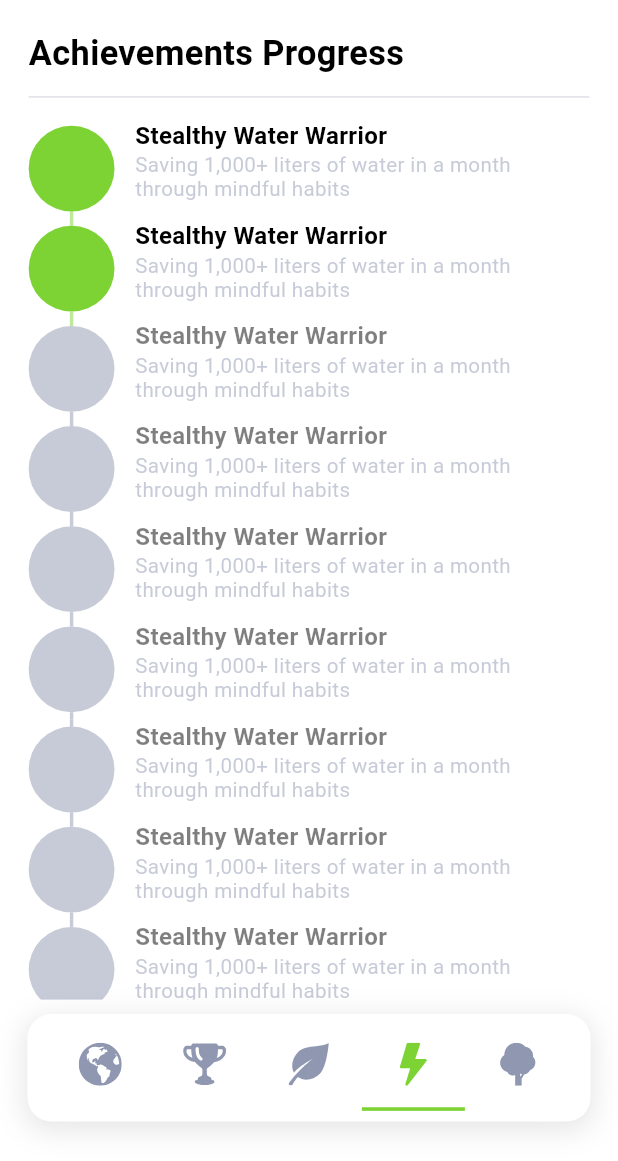
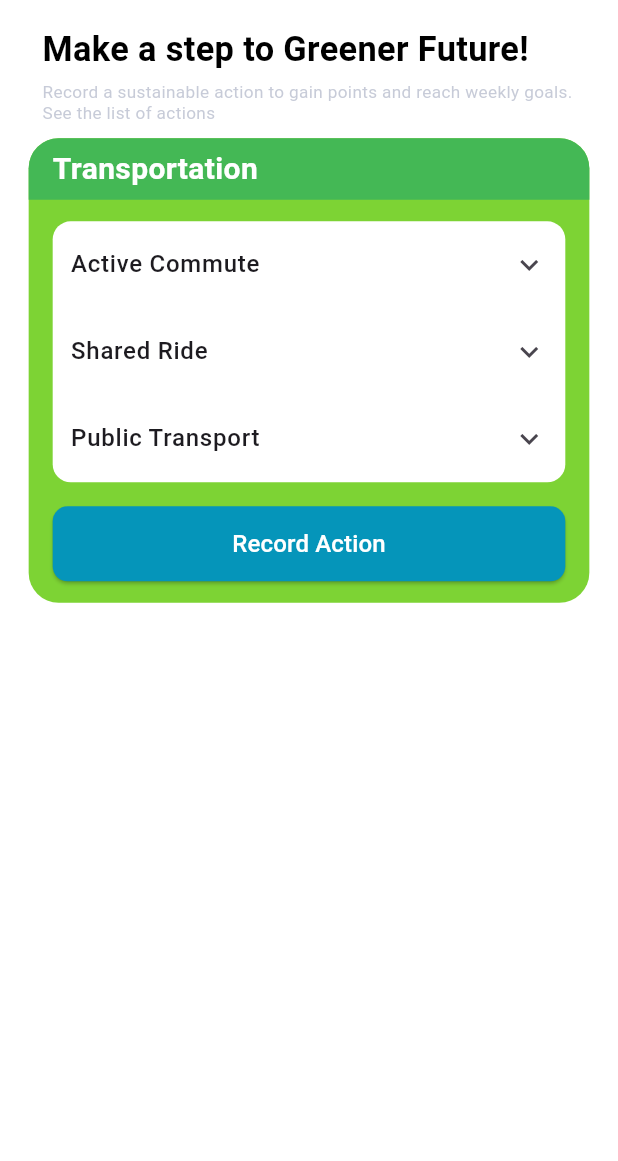
Before and after one commit to Kamal578/CH4NGE_UI, a Flutter app: the screen it shows after launch, on a phone screen of 412 x 824 dp, the part 75-1236 px from its top. Run offline on Flutter 3.47's test engine with Material 3 defaults, Android fonts, the phone set to English and light mode, and no system bars; our stand-ins replace dio, either_dart, email_validator, flutter_bloc, flutter_dotenv, flutter_map and 7 more; missing offline and left inert: flutter_map_heatmap.

Commit message:
Added Add Action Page and basic widgets for it

```diff
--- /dev/null
+++ b/lib/features/layers/presentation/screens/home/view/actions_page.dart
@@ -0,0 +1,337 @@
+import 'package:ch4nge/features/layers/presentation/widgets/custom_appbar.dart';
+import 'package:flutter/material.dart';
+import 'package:flutter_screenutil/flutter_screenutil.dart';
+import 'package:go_router/go_router.dart';
+
+class ActionsPage extends StatelessWidget {
+  const ActionsPage({super.key});
+
+  @override
+  Widget build(BuildContext context) {
+    return SafeArea(
+      child: Scaffold(
+        backgroundColor: Colors.white,
+        appBar: _buildCustomAppbarWidget(context),
+        resizeToAvoidBottomInset: false,
+        body: SingleChildScrollView(
+          padding: EdgeInsets.only(
+            left: 16.h,
+            right: 16.h,
+          ),
+          child: Column(
+            children: [
+              _buildTitleWidget(),
+              SizedBox(height: 8.h),
+              ExpandableActionCard(
+                title: "Transportation",
+                onRecordAction: () {
+                  // Add validation or submission logic here
+                },
+                sections: [
+                  ExpansionSectionData(
+                    title: "Active Commute",
+                    content: Column(
+                      children: [
+                        TextField(
+                            decoration: InputDecoration(labelText: "Distance")),
+                        TextField(
+                            decoration: InputDecoration(labelText: "Duration")),
+                        const SizedBox(height: 8),
+                        Row(
+                          children: [
+                            Expanded(
+                              child: RadioListTile<String>(
+                                title: const Text("On Foot"),
+                                value: "On Foot",
+                                groupValue: "On Foot",
+                                onChanged: (value) {},
+                              ),
+                            ),
+                            Expanded(
+                              child: RadioListTile<String>(
+                                title: const Text("Bicycle"),
+                                value: "Bicycle",
+                                groupValue: "On Foot",
+                                onChanged: (value) {},
+                              ),
+                            ),
+                          ],
+                        ),
+                      ],
+                    ),
+                  ),
+                  ExpansionSectionData(
+                    title: "Shared Ride",
+                    content: const Text("Shared Ride content"),
+                  ),
+                  ExpansionSectionData(
+                    title: "Public Transport",
+                    content: const Text("Public Transport content"),
+                  ),
+                ],
+              ),
+              SizedBox(height: 12.h),
+            ],
+          ),
+        ),
+      ),
+    );
+  }
+
+  _buildTitleWidget() {
+    return Container(
+      width: double.infinity,
+      padding: EdgeInsets.symmetric(horizontal: 8.w),
+      alignment: Alignment.centerLeft,
+      child: Column(
+        crossAxisAlignment: CrossAxisAlignment.start,
+        children: [
+          Text(
+            "Make a step to Greener Future!",
+            style: TextStyle(
+              fontSize: 20.sp,
+              fontWeight: FontWeight.w600,
+              color: Colors.black,
+            ),
+            maxLines: 1,
+            overflow: TextOverflow.ellipsis,
+          ),
+          SizedBox(height: 4.h),
+          Text(
+            "Record a sustainable action to gain points and reach weekly goals. See the list of actions",
+            style: TextStyle(
+              fontSize: 10.sp,
+              color: Color.fromARGB(128, 144, 152, 177),
+              height: 1.2,
+            ),
+            maxLines: 2,
+            overflow: TextOverflow.ellipsis,
+          ),
+        ],
+      ),
+    );
+  }
+
+  _buildCustomAppbarWidget(BuildContext context) {
+    return CustomAppBar(
+      backgroundColor: Colors.white,
+      leading: GestureDetector(
+        onTap: () {
+          context.go('/');
+        },
+        child: Icon(
+          Icons.arrow_back_rounded,
+          size: 24.sp,
+          weight: 54,
+        ),
+      ),
+    );
+  }
+}
+
+class ExpansionSectionData {
+  final String title;
+  final Widget content;
+
+  ExpansionSectionData({required this.title, required this.content});
+}
+
+class ExpandableActionCard extends StatefulWidget {
+  final String title;
+  final List<ExpansionSectionData> sections;
+  final VoidCallback onRecordAction;
+  final int toggleThreshold;
+  final String? successMessage;
+  final String? errorMessage;
+
+  const ExpandableActionCard({
+    super.key,
+    required this.title,
+    required this.sections,
+    required this.onRecordAction,
+    this.toggleThreshold = 5,
+    this.successMessage = "Action Recorded Successfully",
+    this.errorMessage = "Please complete the required fields.",
+  });
+
+  @override
+  State<ExpandableActionCard> createState() => _ExpandableActionCardState();
+}
+
+class _ExpandableActionCardState extends State<ExpandableActionCard> {
+  int _expandedIndex = -1;
+  bool _showSuccess = false;
+  bool _showError = false;
+
+  void _handleExpansion(int index) {
+    setState(() {
+      // Close all sections first
+      if (_expandedIndex == index) {
+        _expandedIndex = -1; // Close if clicking the same tile
+      } else {
+        _expandedIndex = index; // Open new tile and close others
+      }
+
+      // Clear any existing messages when opening/closing
+      _showSuccess = false;
+      _showError = false;
+    });
+  }
+
+  void _recordAction() {
+    widget.onRecordAction();
+    setState(() {
+      _showSuccess = true;
+      _showError = false;
+    });
+  }
+
+  Widget _buildTitle() {
+    return Container(
+      width: double.infinity,
+      padding: const EdgeInsets.symmetric(horizontal: 16, vertical: 6),
+      decoration: BoxDecoration(
+        color: Color.fromARGB(255, 68, 184, 85),
+        borderRadius: BorderRadius.only(
+          topLeft: Radius.circular(20),
+          topRight: Radius.circular(20),
+        ),
+      ),
+      alignment: Alignment.centerLeft,
+      child: Text(
+        widget.title,
+        style: const TextStyle(
+          fontSize: 20,
+          fontWeight: FontWeight.w600,
+          color: Colors.white,
+        ),
+        maxLines: 1,
+        overflow: TextOverflow.ellipsis,
+      ),
+    );
+  }
+
+  Widget _buildExpansionTile(int index, double maxWidth) {
+    final section = widget.sections[index];
+    final isExpanded = _expandedIndex == index;
+
+    return Theme(
+      data: Theme.of(context).copyWith(dividerColor: Colors.transparent),
+      child: ExpansionTile(
+        key: ValueKey(
+            '${section.title}_$isExpanded'), // Force rebuild on state change
+        tilePadding: const EdgeInsets.symmetric(horizontal: 12, vertical: 0),
+        title: Text(section.title,
+            style: const TextStyle(fontWeight: FontWeight.w500)),
+        onExpansionChanged: (expanded) => _handleExpansion(index),
+        initiallyExpanded: isExpanded,
+        children: [
+          Padding(
+            padding: const EdgeInsets.symmetric(horizontal: 12.0, vertical: 8),
+            child: ConstrainedBox(
+              constraints: BoxConstraints(maxWidth: maxWidth),
+              child: section.content,
+            ),
+          ),
+        ],
+      ),
+    );
+  }
+
+  Widget _buildExpansionContainer(double maxWidth) {
+    return Container(
+      width: maxWidth,
+      decoration: BoxDecoration(
+        color: Colors.white,
+        borderRadius: BorderRadius.circular(12),
+      ),
+      child: Column(
+        children: List.generate(widget.sections.length, (index) {
+          return _buildExpansionTile(index, maxWidth);
+        }),
+      ),
+    );
+  }
+
+  Widget _buildActionButton() {
+    return ElevatedButton(
+      onPressed: _recordAction,
+      style: ElevatedButton.styleFrom(
+        backgroundColor: Color.fromARGB(255, 5, 149, 186),
+        minimumSize: const Size.fromHeight(50),
+        shape: RoundedRectangleBorder(borderRadius: BorderRadius.circular(10)),
+      ),
+      child: const Text(
+        "Record Action",
+        style: TextStyle(fontSize: 16, color: Colors.white),
+      ),
+    );
+  }
+
+  Widget _buildActionStatus({
+    required String message,
+    required Color color,
+    required IconData icon,
+  }) {
+    return Container(
+      margin: const EdgeInsets.only(top: 8),
+      padding: const EdgeInsets.all(12),
+      decoration: BoxDecoration(
+        color: color,
+        borderRadius: BorderRadius.circular(10),
+      ),
+      child: Row(
+        children: [
+          Icon(icon, color: Colors.white),
+          const SizedBox(width: 8),
+          Expanded(
+            child: Text(
+              message,
+              style: const TextStyle(color: Colors.white),
+            ),
+          ),
+        ],
+      ),
+    );
+  }
+
+  @override
+  Widget build(BuildContext context) {
+    return LayoutBuilder(
+      builder: (_, constraints) => Container(
+        decoration: BoxDecoration(
+          color: Color.fromARGB(255, 125, 211, 52),
+          borderRadius: BorderRadius.circular(20),
+        ),
+        child: Column(
+          children: [
+            _buildTitle(),
+            Container(
+              padding: EdgeInsets.symmetric(vertical: 12.h, horizontal: 14.w),
+              child: Column(
+                crossAxisAlignment: CrossAxisAlignment.stretch,
+                children: [
+                  _buildExpansionContainer(constraints.maxWidth),
+                  const SizedBox(height: 16),
+                  _buildActionButton(),
+                  if (_showSuccess)
+                    _buildActionStatus(
+                      message: widget.successMessage!,
+                      color: Colors.green[600]!,
+                      icon: Icons.check_circle,
+                    ),
+                  if (_showError)
+                    _buildActionStatus(
+                      message: widget.errorMessage!,
+                      color: Colors.red[600]!,
+                      icon: Icons.error,
+                    ),
+                ],
+              ),
+            ),
+          ],
+        ),
+      ),
+    );
+  }
+}
--- a/lib/features/layers/presentation/screens/home/view/home_page.dart
+++ b/lib/features/layers/presentation/screens/home/view/home_page.dart
@@ -2,6 +2,7 @@ import 'package:ch4nge/features/layers/presentation/widgets/custom_appbar.dart';
 import 'package:ch4nge/features/layers/presentation/widgets/custom_navbar.dart';
 import 'package:flutter/material.dart';
 import 'package:flutter_screenutil/flutter_screenutil.dart';
+import 'package:go_router/go_router.dart';
 
 class HomePage extends StatefulWidget {
   const HomePage({super.key});
@@ -11,7 +12,6 @@ class HomePage extends StatefulWidget {
 }
 
 class _HomePageState extends State<HomePage> {
-
   @override
   Widget build(BuildContext context) {
     return SafeArea(
@@ -139,7 +139,8 @@ class _HomePageState extends State<HomePage> {
   Widget _buildWeeklyChallengeWidget() {
     return Container(
       width: double.maxFinite,
-    constraints: BoxConstraints(minHeight: 90.h), // Use constraints instead of fixed height
+      constraints: BoxConstraints(
+          minHeight: 90.h), // Use constraints instead of fixed height
       padding: EdgeInsets.symmetric(horizontal: 16.w, vertical: 12.h),
       decoration: BoxDecoration(
         borderRadius: BorderRadius.circular(24.r),
@@ -203,7 +204,8 @@ Widget _buildWeeklyChallengeWidget() {
                   mainAxisSize: MainAxisSize.min,
                   mainAxisAlignment: MainAxisAlignment.center,
                   children: [
-                  FittedBox( // Ensure time text scales down
+                    FittedBox(
+                      // Ensure time text scales down
                       child: Text(
                         "05 : 13 : 24",
                         style: TextStyle(
@@ -343,7 +345,9 @@ Widget _buildActionListButtonWidget() {
               ),
             ),
             child: IconButton(
-            onPressed: () {},
+              onPressed: () {
+                context.go('/actions');
+              },
               icon: Icon(
                 Icons.chevron_right_rounded,
                 color: Colors.white,
--- a/lib/main.dart
+++ b/lib/main.dart
@@ -2,6 +2,7 @@ import 'package:ch4nge/features/layers/presentation/screens/authentication/auth.
 import 'package:ch4nge/features/layers/presentation/screens/challenges/achievements_page.dart';
 import 'package:ch4nge/features/layers/presentation/screens/challenges/challenges_page.dart';
 import 'package:ch4nge/features/layers/presentation/screens/feed/feed_page.dart';
+import 'package:ch4nge/features/layers/presentation/screens/home/view/actions_page.dart';
 import 'package:ch4nge/features/layers/presentation/screens/home/view/home_page.dart';
 import 'package:ch4nge/features/layers/presentation/screens/leaderboard/leaderboard_page.dart';
 import 'package:ch4nge/features/layers/presentation/screens/map/map_page.dart';
@@ -30,7 +31,7 @@ class MyApp extends StatelessWidget {
   @override
   Widget build(BuildContext context) {
     final GoRouter router = GoRouter(
-      initialLocation: '/achievements',
+      initialLocation: '/actions',
       routes: [
         GoRoute(
           path: '/',
@@ -60,6 +61,10 @@ class MyApp extends StatelessWidget {
           path: '/achievements',
           builder: (context, state) => const AchievementsPage(),
         ),
+        GoRoute(
+          path: '/actions',
+          builder: (context, state) => ActionsPage(),
+        ),
       ],
     );
 
```
Lines whose indentation alone changed are shown as unchanged.
